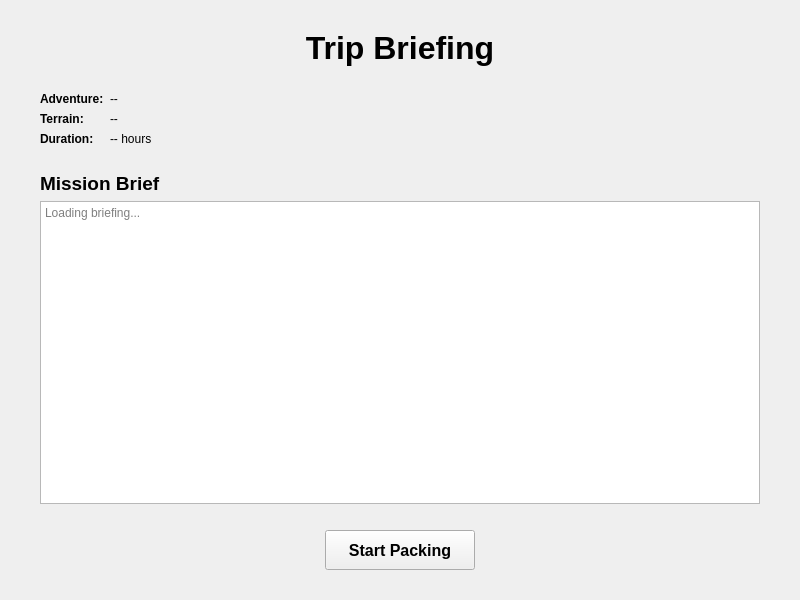
The window that briefview.ui (prkholl24/pack-out) describes before a commit, drawn with Qt 5.
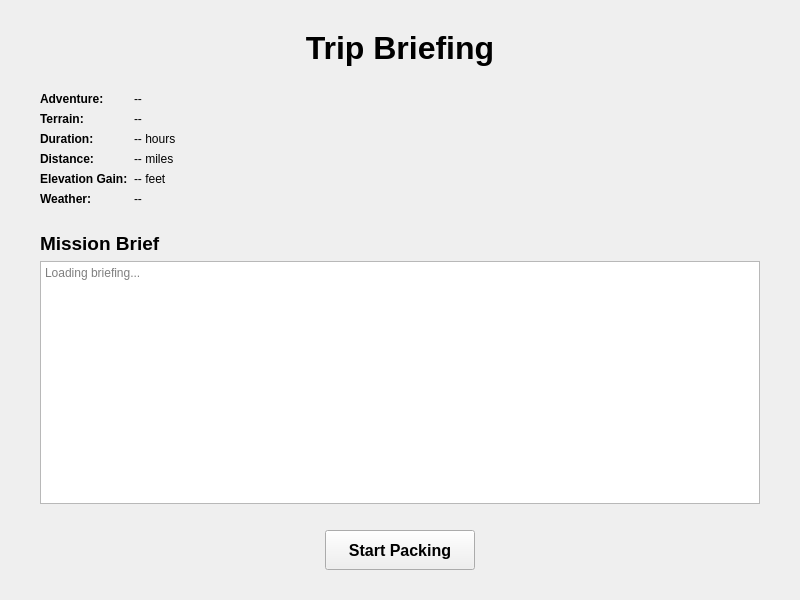
The same window after the commit.

Diff of the .ui file:
```diff
--- a/briefview.ui
+++ b/briefview.ui
@@ -117,6 +117,63 @@
        </property>
       </widget>
      </item>
+     <item row="3" column="0">
+      <widget class="QLabel" name="milesTitleLabel">
+       <property name="text">
+        <string>Distance:</string>
+       </property>
+       <property name="font">
+        <font>
+         <bold>true</bold>
+        </font>
+       </property>
+      </widget>
+     </item>
+     <item row="3" column="1">
+      <widget class="QLabel" name="milesLabel">
+       <property name="text">
+        <string>-- miles</string>
+       </property>
+      </widget>
+     </item>
+     <item row="4" column="0">
+      <widget class="QLabel" name="elevationTitleLabel">
+       <property name="text">
+        <string>Elevation Gain:</string>
+       </property>
+       <property name="font">
+        <font>
+         <bold>true</bold>
+        </font>
+       </property>
+      </widget>
+     </item>
+     <item row="4" column="1">
+      <widget class="QLabel" name="elevationLabel">
+       <property name="text">
+        <string>-- feet</string>
+       </property>
+      </widget>
+     </item>
+     <item row="5" column="0">
+      <widget class="QLabel" name="weatherTitleLabel">
+       <property name="text">
+        <string>Weather:</string>
+       </property>
+       <property name="font">
+        <font>
+         <bold>true</bold>
+        </font>
+       </property>
+      </widget>
+     </item>
+     <item row="5" column="1">
+      <widget class="QLabel" name="weatherLabel">
+       <property name="text">
+        <string>--</string>
+       </property>
+      </widget>
+     </item>
     </layout>
    </item>
    <item>
```
